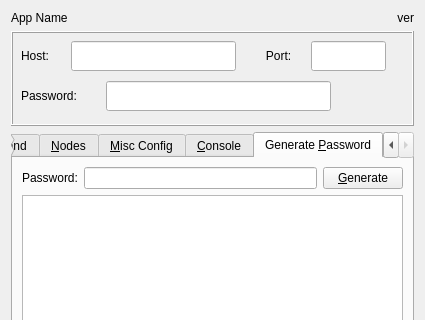
This is tor-util-ng.ui in GIJack/tor-util as Qt 5 draws it before an edit; both pictures show x 0 to 425 and y 0 to 320 of the 425 by 480 pixel window. The edited form follows.
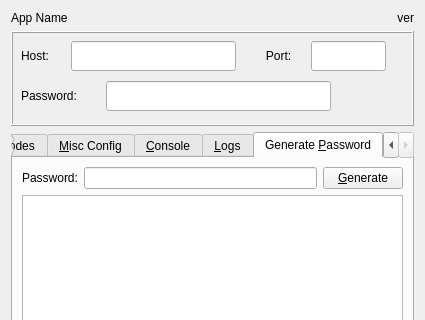
This is the edited form. The open tabs and pages were chosen to show the change. Icons and pictures are not drawn.

Commit message: added Logs tab

```diff
--- a/tor-util-ng.ui
+++ b/tor-util-ng.ui
@@ -374,6 +374,14 @@
        <string>&amp;Console</string>
       </attribute>
      </widget>
+     <widget class="QWidget" name="tab_logs">
+      <property name="toolTip">
+       <string>Review TOR Daemon Logs</string>
+      </property>
+      <attribute name="title">
+       <string>&amp;Logs</string>
+      </attribute>
+     </widget>
      <widget class="QWidget" name="tab_gen_password_hash">
       <property name="sizePolicy">
        <sizepolicy hsizetype="Expanding" vsizetype="Expanding">
```
Left out of the diff: 7 changed lines with no effect on the pictures.
